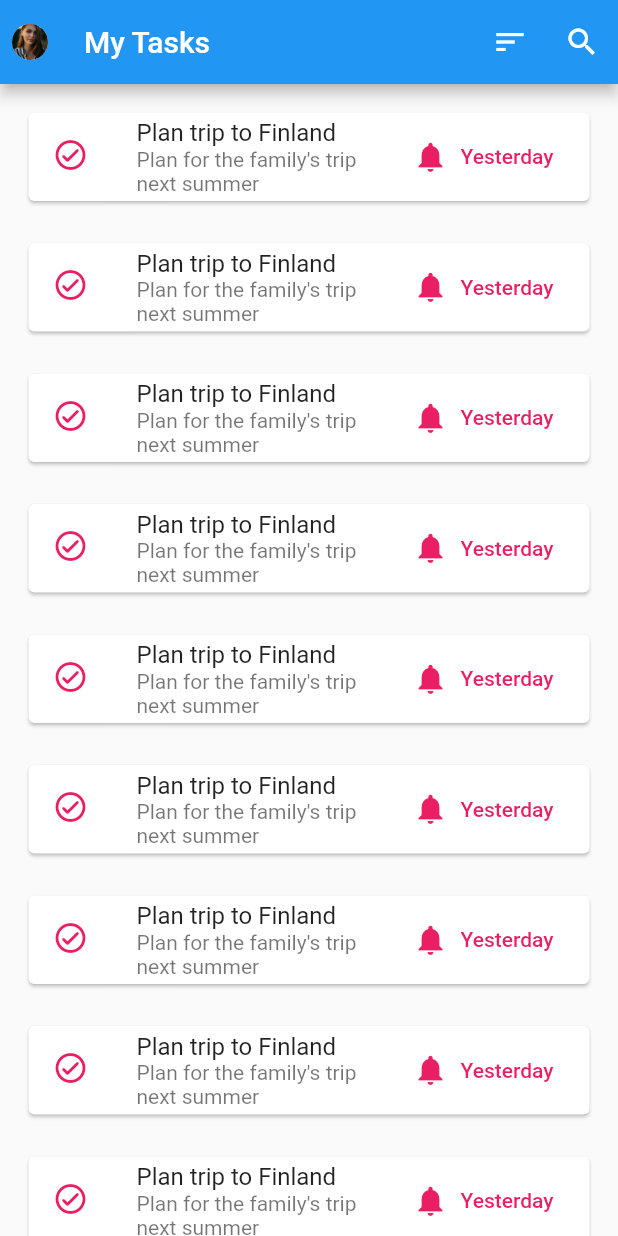
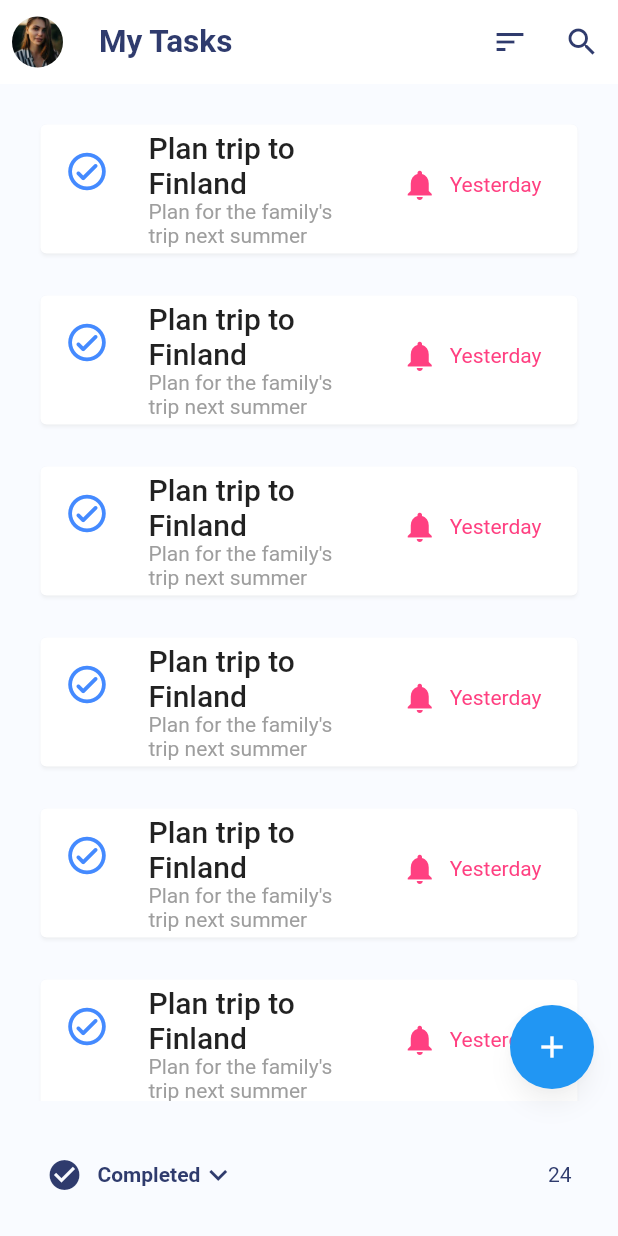
Before and after one commit to Asante-Adarkwa-Usman/TodoApp-Flutter, a Flutter app: the screen it shows after launch, on a phone screen of 412 x 824 dp. Run offline on Flutter 3.47's test engine with Material 2 defaults, Android fonts, the phone set to English and light mode, and no system bars.

Commit message:
Done with UI and theming

```diff
--- a/todo_app/lib/main.dart
+++ b/todo_app/lib/main.dart
@@ -1,5 +1,7 @@
 import 'package:flutter/material.dart';
 import 'package:todo_app/views/home_view.dart';
+
+import 'utils/utils.dart';
 
 void main() {
   runApp(const MyApp());
@@ -12,9 +14,38 @@ class MyApp extends StatelessWidget {
     return MaterialApp(
       title: 'Todo',
       theme: ThemeData(
-        primarySwatch: Colors.blue,
+        shadowColor: Colors.white38,
+        primaryColor: Colors.white,
+        scaffoldBackgroundColor: const Color.fromRGBO(249, 251, 255, 1),
+        appBarTheme: const AppBarTheme(
+          backgroundColor: Colors.white,
+          elevation: 0,
+          titleTextStyle: TextStyle(
+            color: customBlue,
+            fontSize: 21.0,
+            fontWeight: FontWeight.w600,
+          ),
+          actionsIconTheme: IconThemeData(
+            color: customBlue,
+          ),
+        ),
       ),
-      darkTheme: ThemeData.dark(),
+      darkTheme: ThemeData.dark().copyWith(
+        shadowColor: Colors.black38,
+        primaryColor: Colors.black,
+        appBarTheme: const AppBarTheme(
+          backgroundColor: Colors.white,
+          elevation: 0,
+          titleTextStyle: TextStyle(
+            color: customBlue,
+            fontSize: 21.0,
+            fontWeight: FontWeight.w600,
+          ),
+          actionsIconTheme: IconThemeData(
+            color: customBlue,
+          ),
+        ),
+      ),
       themeMode: ThemeMode.system,
       home: const HomeView(),
     );
--- /dev/null
+++ b/todo_app/lib/utils/utils.dart
@@ -0,0 +1,14 @@
+import 'package:flutter/material.dart';
+
+const Color customBlue = Color.fromRGBO(47, 59, 109, 1);
+
+Color dateColor(String date) {
+  switch (date) {
+    case 'Yesterday':
+      return Colors.pinkAccent;
+    case 'Today':
+      return Colors.blueAccent;
+    default:
+      return customBlue;
+  }
+}
--- a/todo_app/lib/views/home_view.dart
+++ b/todo_app/lib/views/home_view.dart
@@ -1,4 +1,5 @@
 import 'package:flutter/material.dart';
+import 'package:todo_app/utils/utils.dart';
 
 class HomeView extends StatelessWidget {
   const HomeView({Key? key}) : super(key: key);
@@ -8,7 +9,7 @@ class HomeView extends StatelessWidget {
     return Scaffold(
       appBar: AppBar(
         centerTitle: false,
-          leadingWidth: 40.0,
+        leadingWidth: 50.0,
         title: const Text('My Tasks'),
         leading: const Padding(
           padding: EdgeInsets.all(8.0),
@@ -23,7 +24,9 @@ class HomeView extends StatelessWidget {
           IconButton(onPressed: () {}, icon: const Icon(Icons.search)),
         ],
       ),
-        body: ListView.separated(
+      body: Padding(
+        padding: const EdgeInsets.all(8.0),
+        child: ListView.separated(
           padding: const EdgeInsets.all(15.0),
           itemBuilder: (BuildContext context, index) {
             return const TodoTileWidget();
@@ -34,7 +37,61 @@ class HomeView extends StatelessWidget {
             );
           },
           itemCount: 10,
-        ));
+        ),
+      ),
+      floatingActionButton:
+          const FloatingActionButton(onPressed: null, child: Icon(Icons.add)),
+      bottomNavigationBar: SafeArea(
+        child: InkWell(
+          onTap: () {
+            showModalBottomSheet(
+                context: context,
+                // shape:
+                builder: (context) {
+                  return ListView(
+                    children: [],
+                  );
+                });
+          },
+          child: Container(
+              height: 50.0,
+              margin: const EdgeInsets.all(16),
+              padding: const EdgeInsets.symmetric(horizontal: 15),
+              // color: Colors.blue,
+              decoration: BoxDecoration(
+                borderRadius: BorderRadius.circular(10),
+                color:
+                    Theme.of(context).bottomNavigationBarTheme.backgroundColor,
+              ),
+              child: Row(
+                mainAxisAlignment: MainAxisAlignment.spaceBetween,
+                children: [
+                  Row(
+                    children: [
+                      const Icon(Icons.check_circle, color: customBlue),
+                      const SizedBox(
+                        width: 10,
+                      ),
+                      Text('Completed',
+                          style: Theme.of(context)
+                              .textTheme
+                              .bodyText1!
+                              .copyWith(
+                                  fontWeight: FontWeight.w600,
+                                  color: customBlue)),
+                      const Icon(Icons.keyboard_arrow_down, color: customBlue)
+                    ],
+                  ),
+                  Text('24',
+                      style: Theme.of(context)
+                          .textTheme
+                          .bodyText2!
+                          .copyWith(color: customBlue)),
+                ],
+              )),
+        ),
+      ),
+    );
   }
 }
 
@@ -47,16 +104,25 @@ class TodoTileWidget extends StatelessWidget {
   Widget build(BuildContext context) {
     return Card(
       child: ListTile(
-        leading:
-            const Icon(Icons.check_circle_outline_rounded, color: Colors.pink),
-        title: const Text("Plan trip to Finland"),
-        subtitle: const Text("Plan for the family's trip next summer"),
+        leading: Icon(Icons.check_circle_outline_rounded,
+            size: 30, color: dateColor('Today')),
+        title: Text("Plan trip to Finland",
+            style:
+                Theme.of(context).textTheme.bodyText1!.copyWith(fontSize: 20)),
+        subtitle: Text("Plan for the family's trip next summer",
+            style: Theme.of(context)
+                .textTheme
+                .bodyText2!
+                .copyWith(color: Colors.grey)),
         trailing: TextButton.icon(
           onPressed: () {},
-          icon: const Icon(Icons.notifications, color: Colors.pink),
-          label: const Text(
+          icon: Icon(Icons.notifications, color: dateColor('Yesterday')),
+          label: Text(
             "Yesterday",
-            style: TextStyle(color: Colors.pink),
+            style: Theme.of(context)
+                .textTheme
+                .bodyText2!
+                .copyWith(color: dateColor('Yesterday')),
           ),
         ),
       ),
```
Lines whose indentation alone changed are shown as unchanged.
